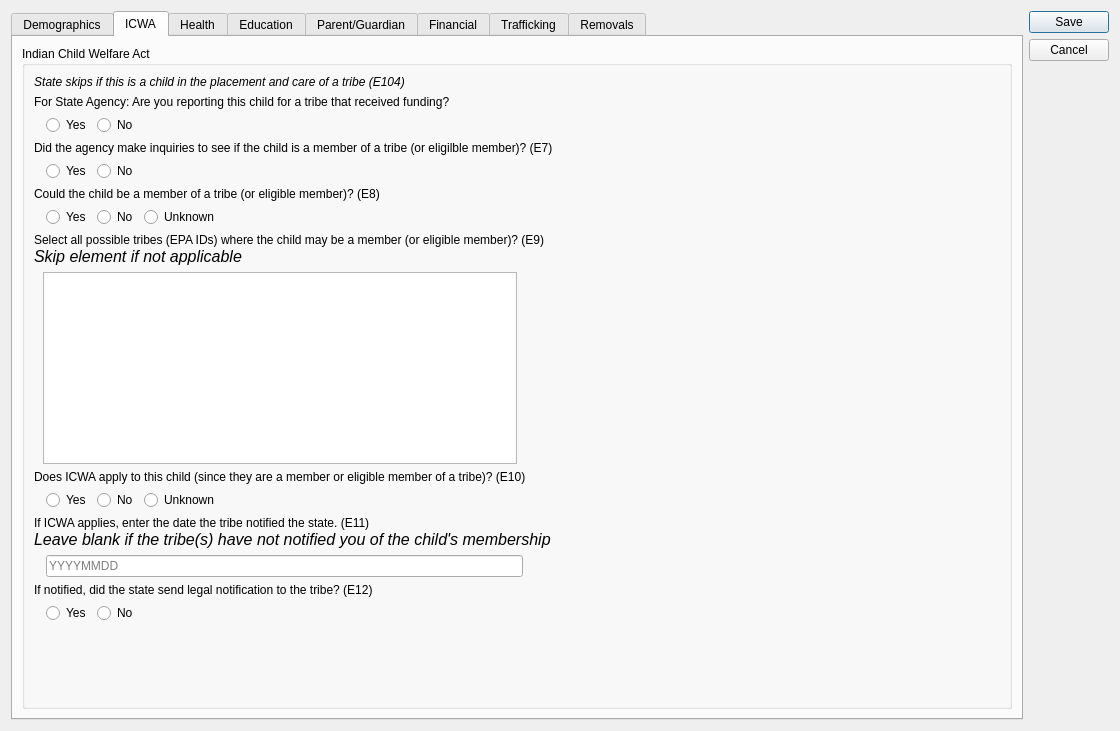
First picture: the form in ui/ui_childform.ui, repository zstamper/AFCARS-AXE, before the edit.
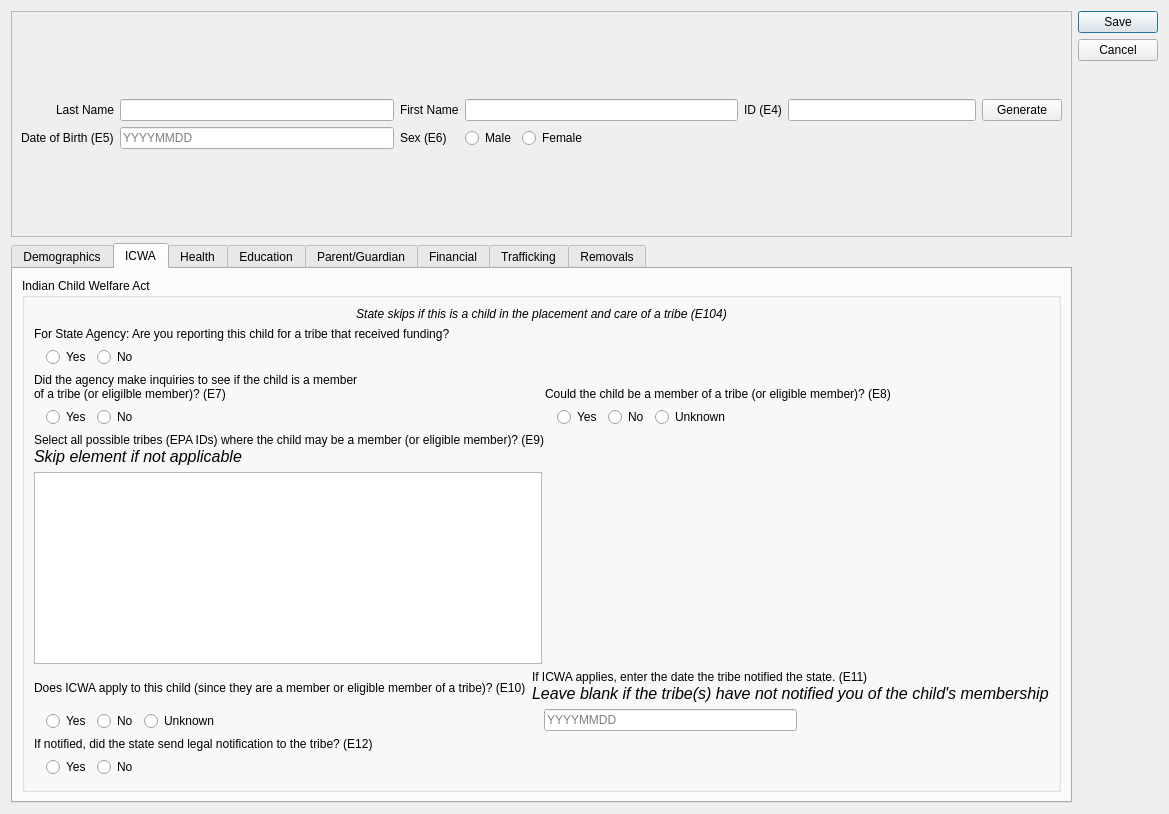
Second picture: the form after the edit. The open tabs and pages were chosen to show the change.

Commit message: Ensure child name appears on all forms

Patch:
```diff
--- a/ui/ui_childform.ui
+++ b/ui/ui_childform.ui
@@ -6,8 +6,8 @@
    <rect>
     <x>0</x>
     <y>0</y>
-    <width>1120</width>
-    <height>731</height>
+    <width>1162</width>
+    <height>814</height>
    </rect>
   </property>
   <property name="windowTitle">
@@ -15,24 +15,7 @@
   </property>
   <layout class="QHBoxLayout" name="horizontalLayout">
    <item>
-    <widget class="QTabWidget" name="tabWidget">
-     <property name="sizePolicy">
-      <sizepolicy hsizetype="Preferred" vsizetype="Preferred">
-       <horstretch>0</horstretch>
-       <verstretch>0</verstretch>
-      </sizepolicy>
-     </property>
-     <property name="tabPosition">
-      <enum>QTabWidget::North</enum>
-     </property>
-     <property name="currentIndex">
-      <number>0</number>
-     </property>
-     <widget class="QWidget" name="demographics_tab">
-      <attribute name="title">
-       <string>Demographics</string>
-      </attribute>
-      <layout class="QVBoxLayout" name="verticalLayout_9">
+    <layout class="QVBoxLayout" name="verticalLayout_16">
        <item>
         <widget class="QFrame" name="frame_13">
          <property name="maximumSize">
@@ -164,6 +147,25 @@
         </widget>
        </item>
        <item>
+      <widget class="QTabWidget" name="tabWidget">
+       <property name="sizePolicy">
+        <sizepolicy hsizetype="Preferred" vsizetype="Preferred">
+         <horstretch>0</horstretch>
+         <verstretch>0</verstretch>
+        </sizepolicy>
+       </property>
+       <property name="tabPosition">
+        <enum>QTabWidget::North</enum>
+       </property>
+       <property name="currentIndex">
+        <number>0</number>
+       </property>
+       <widget class="QWidget" name="demographics_tab">
+        <attribute name="title">
+         <string>Demographics</string>
+        </attribute>
+        <layout class="QVBoxLayout" name="verticalLayout_9">
+         <item>
         <layout class="QGridLayout" name="gridLayout">
          <item row="1" column="0">
           <spacer name="verticalSpacer_2">
@@ -588,8 +590,8 @@
          <property name="title">
           <string>Indian Child Welfare Act</string>
          </property>
-         <layout class="QVBoxLayout" name="verticalLayout_7">
-          <item alignment="Qt::AlignLeft">
+           <layout class="QVBoxLayout" name="verticalLayout_22">
+            <item>
            <widget class="QLabel" name="label_4">
             <property name="text">
              <string>&lt;i&gt;State skips if this is a child in the placement and care of a tribe (E104)&lt;/i&gt;</string>
@@ -647,9 +649,13 @@
            </layout>
           </item>
           <item>
+             <layout class="QHBoxLayout" name="horizontalLayout_32">
+              <item>
+               <layout class="QVBoxLayout" name="verticalLayout_7">
+                <item>
            <widget class="QLabel" name="label_6">
             <property name="text">
-             <string>Did the agency make inquiries to see if the child is a member of a tribe (or eligilble member)? (E7)</string>
+                   <string>Did the agency make inquiries to see if the child is a member&lt;br/&gt;of a tribe (or eligilble member)? (E7)</string>
             </property>
            </widget>
           </item>
@@ -693,6 +699,10 @@
             </item>
            </layout>
           </item>
+               </layout>
+              </item>
+              <item>
+               <layout class="QVBoxLayout" name="verticalLayout_17">
           <item>
            <widget class="QLabel" name="label_7">
             <property name="text">
@@ -753,6 +763,12 @@
             </item>
            </layout>
           </item>
+               </layout>
+              </item>
+             </layout>
+            </item>
+            <item>
+             <layout class="QVBoxLayout" name="verticalLayout_18">
           <item>
            <widget class="QLabel" name="label_8">
             <property name="text">
@@ -761,20 +777,7 @@
            </widget>
           </item>
           <item>
-           <widget class="QFrame" name="frame_12">
-            <property name="frameShape">
-             <enum>QFrame::NoFrame</enum>
-            </property>
-            <property name="frameShadow">
-             <enum>QFrame::Raised</enum>
-            </property>
-            <layout class="QHBoxLayout" name="horizontalLayout_32">
-             <property name="topMargin">
-              <number>0</number>
-             </property>
-             <property name="bottomMargin">
-              <number>0</number>
-             </property>
+               <layout class="QHBoxLayout" name="horizontalLayout_42">
              <item>
               <widget class="QListWidget" name="e9">
                <property name="editTriggers">
@@ -811,8 +814,13 @@
               </spacer>
              </item>
             </layout>
-           </widget>
-          </item>
+              </item>
+             </layout>
+            </item>
+            <item>
+             <layout class="QHBoxLayout" name="horizontalLayout_43">
+              <item>
+               <layout class="QVBoxLayout" name="verticalLayout_19">
           <item>
            <widget class="QLabel" name="label_5">
             <property name="text">
@@ -870,6 +878,10 @@
             </item>
            </layout>
           </item>
+               </layout>
+              </item>
+              <item>
+               <layout class="QVBoxLayout" name="verticalLayout_20">
           <item>
            <widget class="QLabel" name="label_9">
             <property name="text">
@@ -907,6 +919,12 @@
             </item>
            </layout>
           </item>
+               </layout>
+              </item>
+             </layout>
+            </item>
+            <item>
+             <layout class="QVBoxLayout" name="verticalLayout_21">
           <item>
            <widget class="QLabel" name="label_10">
             <property name="text">
@@ -954,6 +972,8 @@
             </item>
            </layout>
           </item>
+             </layout>
+            </item>
           <item>
            <spacer name="verticalSpacer_8">
             <property name="orientation">
@@ -3297,6 +3317,8 @@
      </widget>
     </widget>
    </item>
+    </layout>
+   </item>
    <item>
     <widget class="QDialogButtonBox" name="form_action">
      <property name="orientation">
```
Left out of the diff: 7 changed lines with no effect on the pictures. Lines whose indentation alone changed are shown as unchanged.
